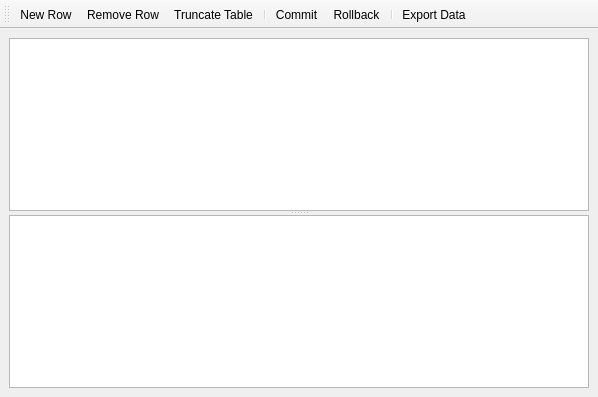
Before: the Qt Designer form Sqliteman/sqliteman/dataviewer.ui in iamkjg/sqliteman, drawn with Qt 5.
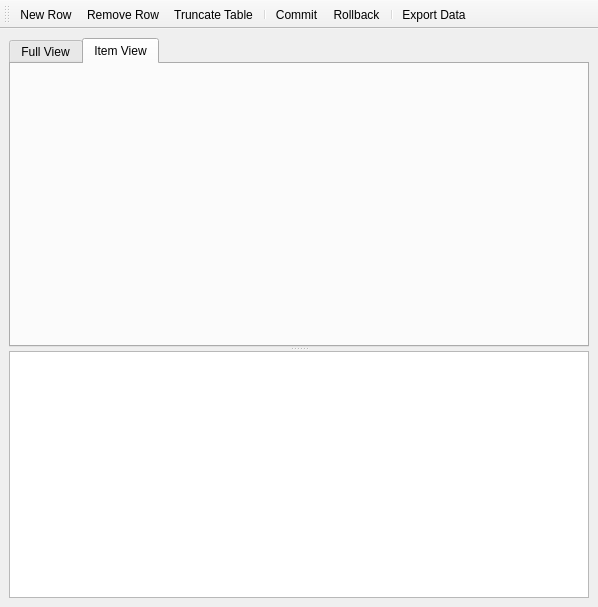
After: the same form once the commit is applied. The open tabs and pages were chosen to show the change. Custom widgets are drawn as their Qt base class.

Commit message: #12: result display as a form

```diff
--- a/Sqliteman/sqliteman/dataviewer.ui
+++ b/Sqliteman/sqliteman/dataviewer.ui
@@ -6,7 +6,7 @@
     <x>0</x>
     <y>0</y>
     <width>598</width>
-    <height>397</height>
+    <height>607</height>
    </rect>
   </property>
   <property name="windowTitle" >
@@ -14,17 +14,21 @@
   </property>
   <widget class="QWidget" name="centralwidget" >
    <layout class="QGridLayout" >
-    <property name="margin" >
-     <number>9</number>
-    </property>
-    <property name="spacing" >
-     <number>6</number>
-    </property>
     <item row="0" column="0" >
      <widget class="QSplitter" name="splitter" >
       <property name="orientation" >
        <enum>Qt::Vertical</enum>
       </property>
+      <widget class="QTabWidget" name="tabWidget" >
+       <property name="currentIndex" >
+        <number>0</number>
+       </property>
+       <widget class="QWidget" name="tab" >
+        <attribute name="title" >
+         <string>Full View</string>
+        </attribute>
+        <layout class="QGridLayout" >
+         <item row="0" column="0" >
       <widget class="QTableView" name="tableView" >
        <property name="minimumSize" >
         <size>
@@ -42,6 +46,20 @@
         <enum>QAbstractItemView::ScrollPerPixel</enum>
        </property>
       </widget>
+         </item>
+        </layout>
+       </widget>
+       <widget class="QWidget" name="tab_2" >
+        <attribute name="title" >
+         <string>Item View</string>
+        </attribute>
+        <layout class="QGridLayout" >
+         <item row="0" column="0" >
+          <widget class="SqlItemView" native="1" name="itemView" />
+         </item>
+        </layout>
+       </widget>
+      </widget>
       <widget class="QTextEdit" name="statusText" >
        <property name="minimumSize" >
         <size>
@@ -110,6 +128,14 @@
    </property>
   </action>
  </widget>
+ <customwidgets>
+  <customwidget>
+   <class>SqlItemView</class>
+   <extends>QWidget</extends>
+   <header>sqlitemview.h</header>
+   <container>1</container>
+  </customwidget>
+ </customwidgets>
  <resources>
   <include location="icons/icons.qrc" />
  </resources>
```
Left out of the diff: 5 changed lines with no effect on the pictures. Lines whose indentation alone changed are shown as unchanged. The commit also changes 6 other files.
